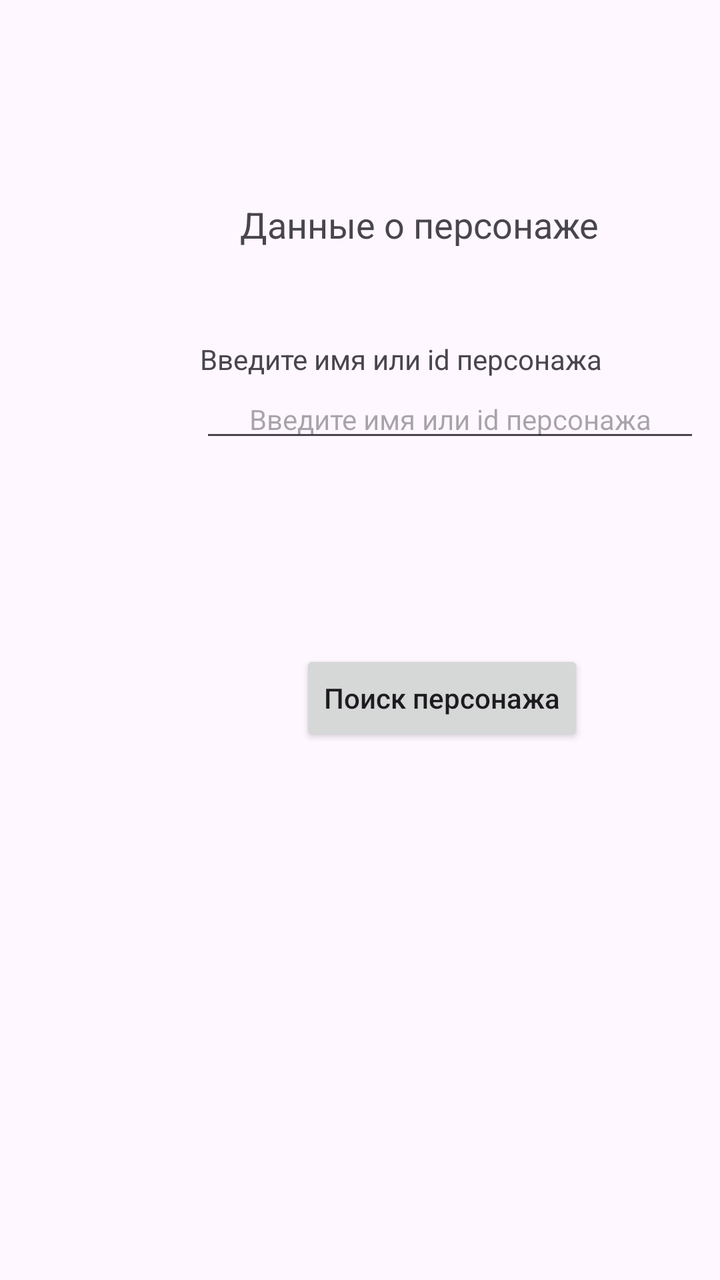
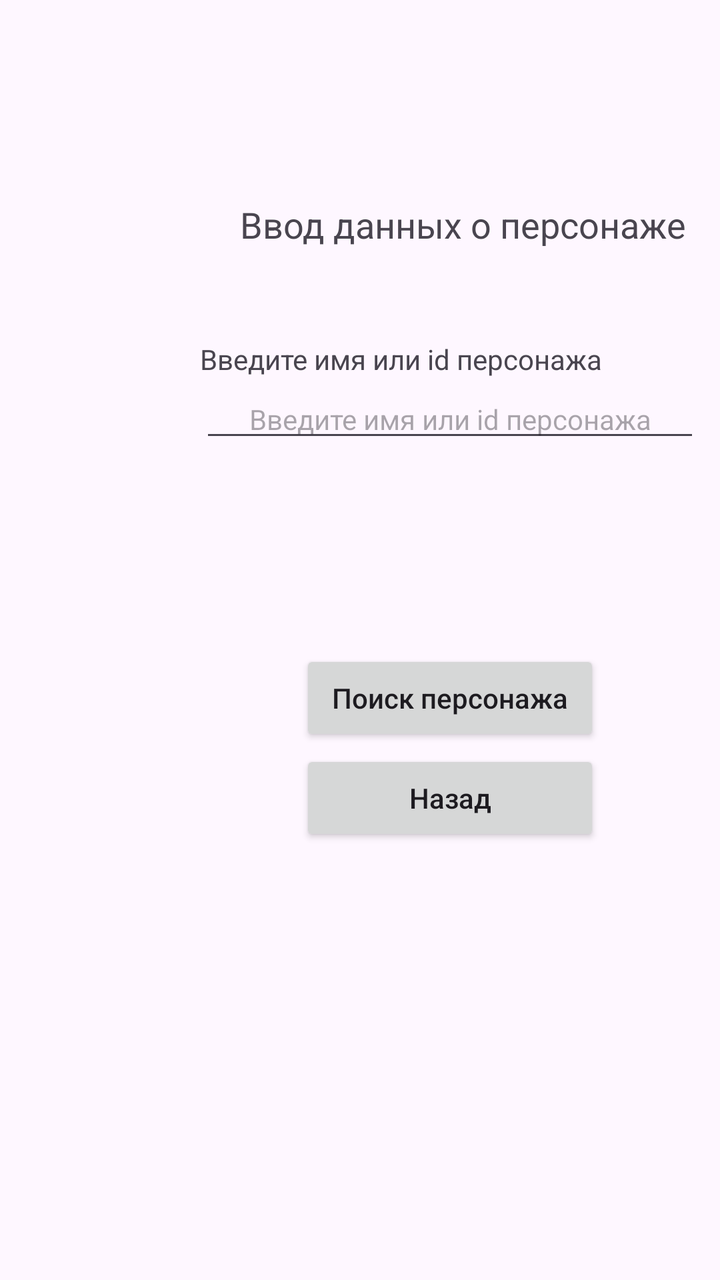

Screens rendered from an Android XML layout before and after an edit, with the pre-edit source and the edit as a unified diff.
<!-- AndroidManifest.xml: application theme Theme.Rmp_pr_3kurs_5_2_v2_Savitsin -->
<!-- res/layout/fragment_input.xml -->
<?xml version="1.0" encoding="utf-8"?>
<FrameLayout xmlns:android="http://schemas.android.com/apk/res/android"
    xmlns:tools="http://schemas.android.com/tools"
    android:layout_width="match_parent"
    android:layout_height="match_parent"
    tools:context=".InputFragment">

    <TextView
        android:layout_width="wrap_content"
        android:layout_height="wrap_content"
        android:text="@string/characterData"
        android:layout_marginTop="100sp"
        android:layout_marginLeft="120sp"
        android:textSize="18sp"/>

    <TextView
        android:layout_width="wrap_content"
        android:layout_height="wrap_content"
        android:text="@string/InputNameOrID"
        android:layout_marginLeft="100sp"
        android:layout_marginTop="170sp"/>

    <EditText
        android:id="@+id/nameOrIdInput"
        android:layout_width="wrap_content"
        android:layout_height="wrap_content"
        android:hint="@string/InputNameOrID"
        android:textSize="14sp"
        android:layout_marginLeft="100sp"
        android:layout_marginTop="190sp"
        android:width="250sp"
        android:textAlignment="center"/>

    <androidx.appcompat.widget.AppCompatButton
        android:id="@+id/btnSearch"
        android:layout_width="wrap_content"
        android:layout_height="wrap_content"
        android:text="@string/SearchCharacter"
        android:textAllCaps="false"
        android:layout_marginTop="325sp"
        android:layout_marginLeft="150sp" />

</FrameLayout>
<!-- resources referenced by this layout -->
<resources>
  <string name="InputNameOrID">Введите имя или id персонажа</string>
  <string name="SearchCharacter">Поиск персонажа</string>
  <string name="characterData">Данные о персонаже</string>
  <style name="Theme.Rmp_pr_3kurs_5_2_v2_Savitsin" parent="Base.Theme.Rmp_pr_3kurs_5_2_v2_Savitsin" />
  <style name="Base.Theme.Rmp_pr_3kurs_5_2_v2_Savitsin" parent="Theme.Material3.DayNight.NoActionBar">
          
          
      </style>
</resources>

<!-- the commit's change to res/layout/fragment_input.xml (unified diff, before → after) -->
@@ -8,7 +8,7 @@
     <TextView
         android:layout_width="wrap_content"
         android:layout_height="wrap_content"
-        android:text="@string/characterData"
+        android:text="@string/InputInfoAboutCharacter"
         android:layout_marginTop="100sp"
         android:layout_marginLeft="120sp"
         android:textSize="18sp"/>
@@ -33,11 +33,20 @@
 
     <androidx.appcompat.widget.AppCompatButton
         android:id="@+id/btnSearch"
-        android:layout_width="wrap_content"
+        android:layout_width="150sp"
         android:layout_height="wrap_content"
+        android:layout_marginLeft="150sp"
+        android:layout_marginTop="325sp"
         android:text="@string/SearchCharacter"
-        android:textAllCaps="false"
-        android:layout_marginTop="325sp"
-        android:layout_marginLeft="150sp" />
+        android:textAllCaps="false" />
+
+    <androidx.appcompat.widget.AppCompatButton
+        android:id="@+id/btnBack"
+        android:layout_width="150sp"
+        android:layout_height="wrap_content"
+        android:layout_marginLeft="150sp"
+        android:layout_marginTop="375sp"
+        android:text="@string/Back"
+        android:textAllCaps="false" />
 
 </FrameLayout>
<!-- resource entries referenced after the edit -->
@@ -1,8 +1,9 @@
 <!-- resources referenced by this layout -->
 <resources>
+  <string name="Back">Назад</string>
+  <string name="InputInfoAboutCharacter">Ввод данных о персонаже</string>
   <string name="InputNameOrID">Введите имя или id персонажа</string>
   <string name="SearchCharacter">Поиск персонажа</string>
-  <string name="characterData">Данные о персонаже</string>
   <style name="Theme.Rmp_pr_3kurs_5_2_v2_Savitsin" parent="Base.Theme.Rmp_pr_3kurs_5_2_v2_Savitsin" />
   <style name="Base.Theme.Rmp_pr_3kurs_5_2_v2_Savitsin" parent="Theme.Material3.DayNight.NoActionBar">
           
